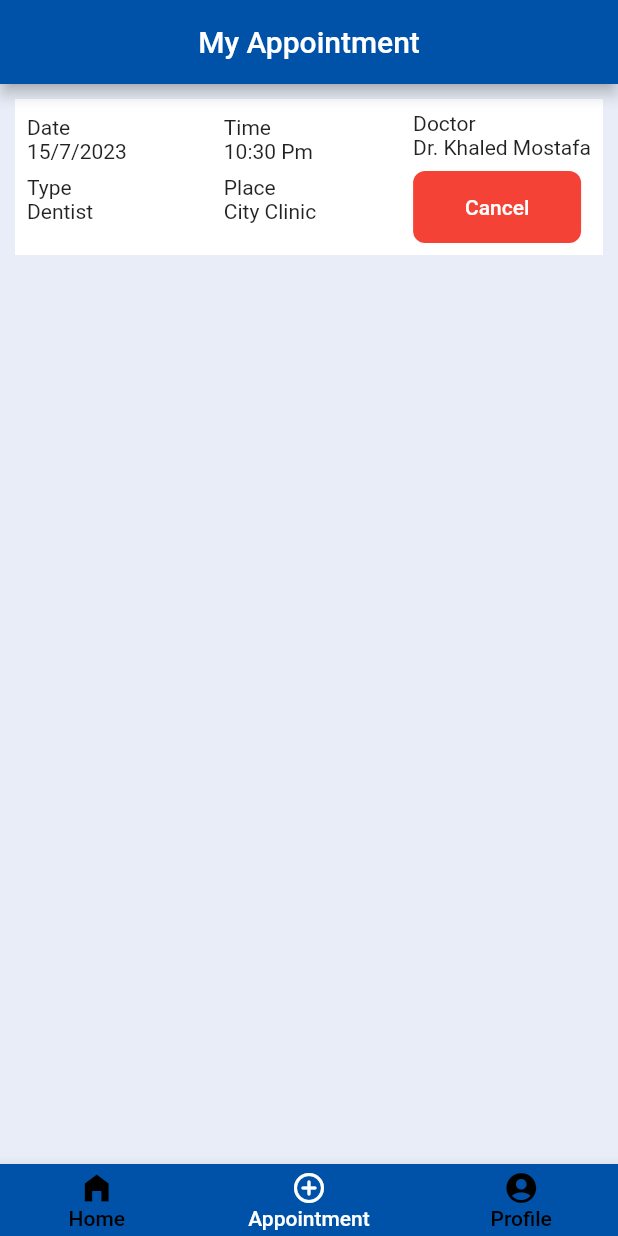
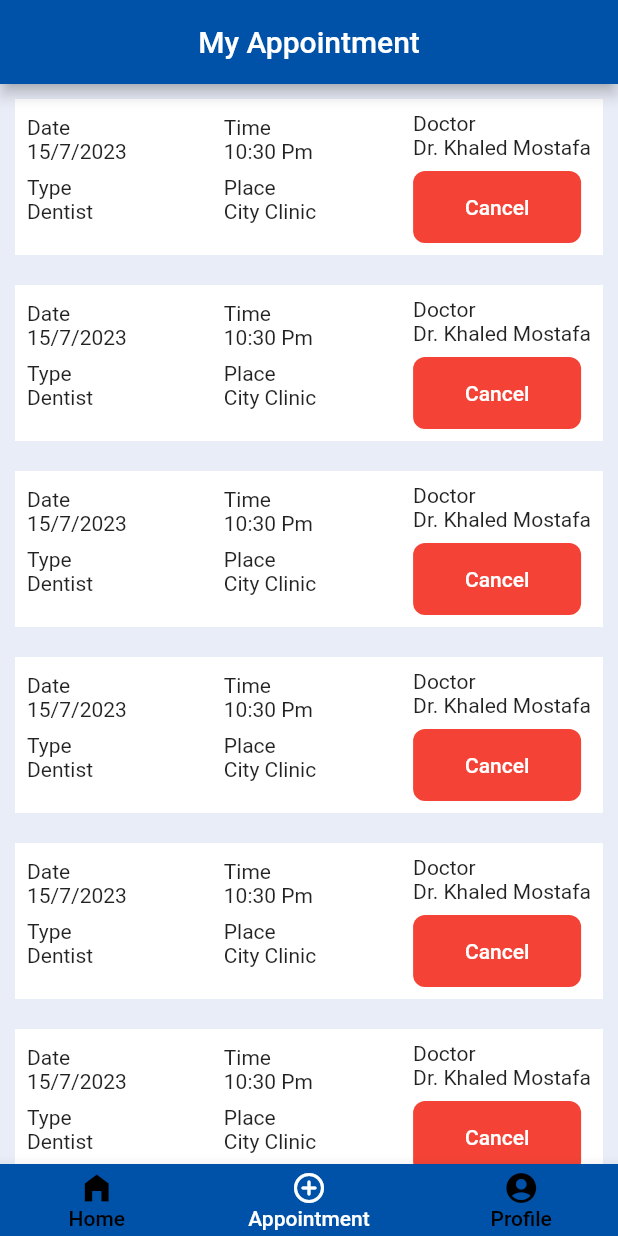
Before and after one commit to El3aQeeD/clinic_app, a Flutter app: the screen it shows after launch, item 2 of the bottom bar chosen, on a phone screen of 412 x 824 dp. Run offline on Flutter 3.47's test engine with Material 2 defaults, Android fonts, the phone set to English and light mode, and no system bars; our stand-ins replace flutter_bloc, flutter_screenutil; network calls fail.

Commit message:
some edits in ui appointment_view.dart and current_screen_logic.dart

```diff
--- a/lib/bloc/current_screen_cubit/current_screen_logic.dart
+++ b/lib/bloc/current_screen_cubit/current_screen_logic.dart
@@ -30,6 +30,7 @@ class CurrentScreenCubit extends Cubit<CurrentScreenState>{
 
      index=0;
      colorHome= Colors.white;
+     colorAppointment = Colors.black;
      colorProfile= Colors.black;
 
     emit(CurrentScreenHome());
--- a/lib/views/appointment_view.dart
+++ b/lib/views/appointment_view.dart
@@ -15,7 +15,8 @@ class Appointment extends StatelessWidget {
           backgroundColor: MyColors.darkBlue,
         ),
         body: ListView.builder(
-            itemCount: 1,
+          physics: BouncingScrollPhysics(),
+            itemCount: 8,
             itemBuilder: (context, i) {
               return Padding(
                 padding: const EdgeInsets.all(10.0),
@@ -61,9 +62,9 @@ class Appointment extends StatelessWidget {
                               Column(
                                 crossAxisAlignment: CrossAxisAlignment.start,
                                 children: [
-                                  Text("Doctor"),
-                                  Text("Dr. Khaled Mostafa"),
-                                  SizedBox(
+                                  const Text("Doctor"),
+                                  const Text("Dr. Khaled Mostafa"),
+                                  const SizedBox(
                                     height: 8,
                                   ),
                                   Container(
@@ -76,7 +77,7 @@ class Appointment extends StatelessWidget {
                                           horizontal: 24),
                                       child: TextButton(
                                         onPressed: () {},
-                                        child: Text(
+                                        child: const Text(
                                           "Cancel",
                                           style: TextStyle(color: Colors.white),
                                         ),
```
